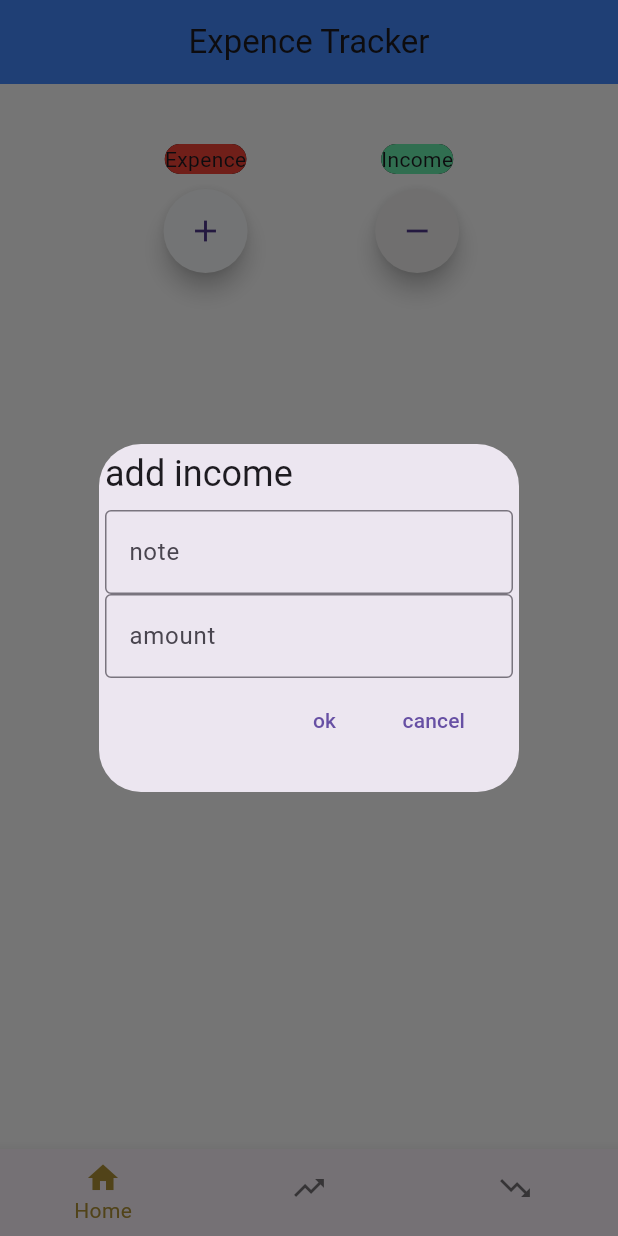
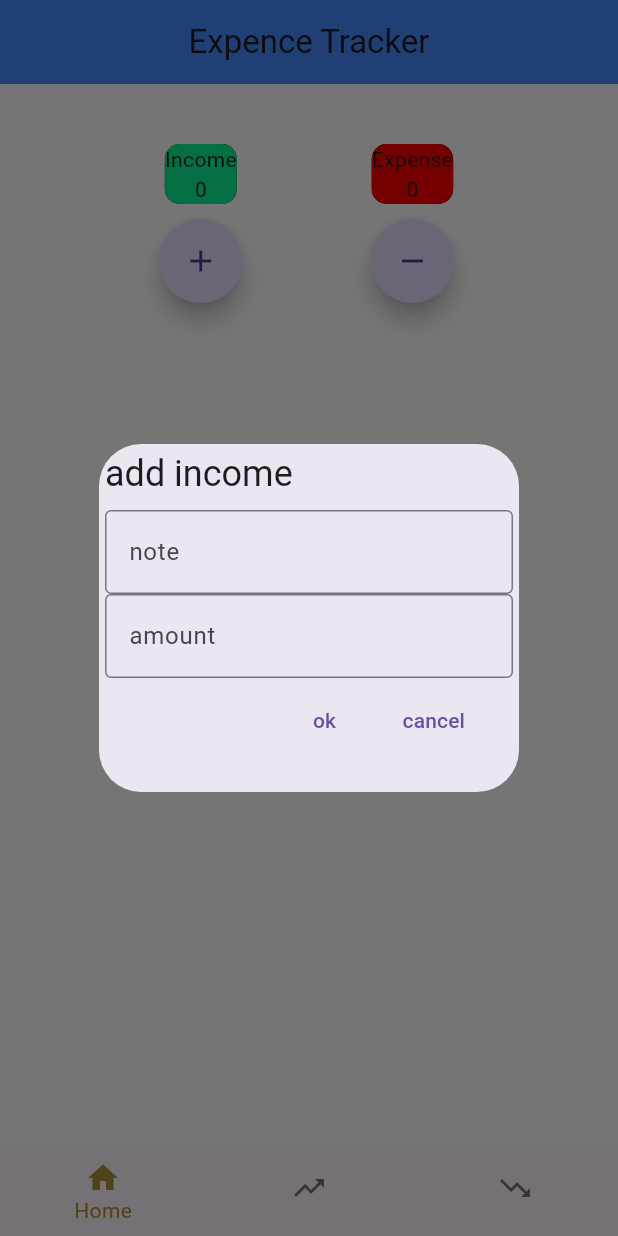
Before and after one commit to NAVEENEK/Expense-Tracker-, a Flutter app: the screen it shows after launch, after a tap on the "add" icon, on a phone screen of 412 x 824 dp. Run offline on Flutter 3.47's test engine with Material 3 defaults, Android fonts, the phone set to English and light mode, and no system bars; our stand-ins replace hive_flutter; accounts and stored records are empty.

Commit message:
add hive and homescreen setup completed

```diff
--- a/lib/main.dart
+++ b/lib/main.dart
@@ -6,8 +6,8 @@ import 'package:intern_app/screen/welcom.dart';
 
 void main() async{
   await Hive.initFlutter();
-  await Hive.openBox('strbox');
-  await Hive.openBox('intbox');
+  await Hive.openBox('incomebox');
+  await Hive.openBox('expensebox');
   runApp(Main());
 }
 
--- a/lib/screen/Welcom.dart
+++ b/lib/screen/Welcom.dart
@@ -9,8 +9,13 @@ class Welcom extends StatefulWidget {
 }
 
 class _WelcomState extends State<Welcom> {
-  List<String> note = [];
-  List<int> amount = [];
+  List<String> innote = [];
+  List<int> inamount = [];
+  List<String>exnote=[];
+  List<int>examount=[];
+  int total_income=0;
+  int total_expense=0;
+
 
   // function to add income and expense
   void Adding(BuildContext context, bool gettiltle) {
@@ -40,11 +45,19 @@ class _WelcomState extends State<Welcom> {
                     border: OutlineInputBorder(),
                   ),
                   onSubmitted: (value) {
-                    note.add(textcontroller.text.trim());
-                    Hive.box('strbox').put('notelist', note);
-                    print(textcontroller.text);
+                    if(gettiltle){
+                    innote.add(textcontroller.text.trim());
+                    Hive.box('incomebox').put('innotelist', innote);
                     print(textcontroller.text);
                     textcontroller.clear();
+                    }
+                    else{
+                      exnote.add(textcontroller.text.trim());
+                      Hive.box('expensebox').put('exnotelist',exnote);
+                      print(textcontroller.text);
+                      textcontroller.clear();
+                    }
+
                   },
                 ),
                 TextField(
@@ -55,18 +68,21 @@ class _WelcomState extends State<Welcom> {
                     border: OutlineInputBorder(),
                   ),
                   onSubmitted: (value) {
-                    int temp =
-                        int.tryParse(intcontroller.text) ??
-                        0; // convert string to int(because texteditingcontroller always store data as string). store the converted value in temp variable
-                    amount.add(
-                      temp,
-                    ); // the value stored in temp is transfered to amount list
-                    Hive.box('intbox').put(
-                      'amountlist',
-                      amount,
-                    ); //store the value in amount list to hive box
-                    print(temp);
-                    intcontroller.clear();
+                    int temp =int.tryParse(intcontroller.text) ?? 0; // convert string to int(because texteditingcontroller always store data as string). store the converted value in temp variable
+                    if(gettiltle){
+                    inamount.add(temp,); // the value stored in temp is transfered to amount list
+                    Hive.box('incomebox').put('inamountlist',inamount); //store the value in amount list to hive box
+                    total_income+=temp;
+                    Hive.box('incomebox').put('totalincome',total_income);
+                    }
+                    else{
+                      examount.add(temp);
+                      Hive.box('expensebox').put('examountlist',examount);
+                       total_expense+=temp;
+                    Hive.box('expensebox').put('totalexpense',total_expense);
+                    }
+                    temp=0;
+                     intcontroller.clear();
                   },
                 ),
               ],
@@ -93,6 +109,7 @@ class _WelcomState extends State<Welcom> {
     );
   }
 
+
   @override
   Widget build(BuildContext context) {
     return Center(
@@ -115,20 +132,29 @@ class _WelcomState extends State<Welcom> {
                       padding: const EdgeInsets.all(10),
                       child: Container(
                         decoration: BoxDecoration(
-                          color: Colors.red,
+                          color: const Color.fromARGB(255, 7, 241, 147),
                           boxShadow: [BoxShadow(color: Colors.black)],
                           borderRadius: BorderRadius.circular(10),
                         ),
 
                         child: Column(
                           crossAxisAlignment: CrossAxisAlignment.center,
-                          children: [Text('Expence')],
+                          children: [
+                            Text('Income'),
+                            ValueListenableBuilder(
+                              valueListenable:Hive.box('incomebox').listenable() ,
+                              builder:(context,box,_){
+                                int value=Hive.box('incomebox').get('totalincome',defaultValue: 0);
+                                return Text('$value');
+                              }
+                              )
+                            ],
                         ),
+
                       ),
                     ),
                     FloatingActionButton(
                       onPressed: () => Adding(context, true),
-                      backgroundColor: const Color.fromARGB(255, 251, 253, 254),
                       tooltip: 'add income',
                       shape: CircleBorder(),
                       child: Icon(Icons.add),
@@ -142,20 +168,28 @@ class _WelcomState extends State<Welcom> {
                       padding: const EdgeInsets.all(10),
                       child: Container(
                         decoration: BoxDecoration(
-                          color: Colors.greenAccent,
+                          color: const Color.fromARGB(255, 255, 0, 0),
                           boxShadow: [BoxShadow(color: Colors.black)],
                           borderRadius: BorderRadius.circular(10),
                         ),
 
                         child: Column(
                           crossAxisAlignment: CrossAxisAlignment.center,
-                          children: [Text('Income')],
+                          children: [
+                            Text('Expense'),
+                            ValueListenableBuilder(
+                              valueListenable: Hive.box('expensebox').listenable(),
+                             builder: (context,box,_){
+                              int value=Hive.box('expensebox').get('totalexpense',defaultValue:0);
+                              return Text('$value');
+                             }
+                             )
+                            ],
                         ),
                       ),
                     ),
                     FloatingActionButton(
                       onPressed: () => Adding(context, false),
-                      backgroundColor: const Color.fromARGB(255, 244, 243, 242),
                       tooltip: 'add expense',
                       shape: CircleBorder(),
                       child: Icon(Icons.remove),
```
